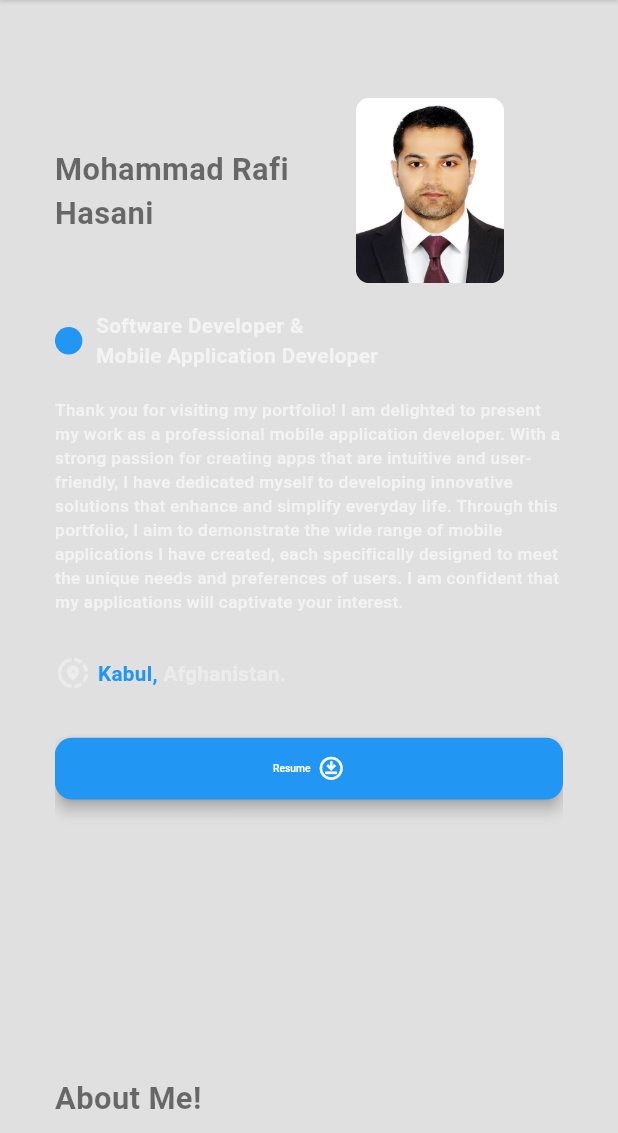
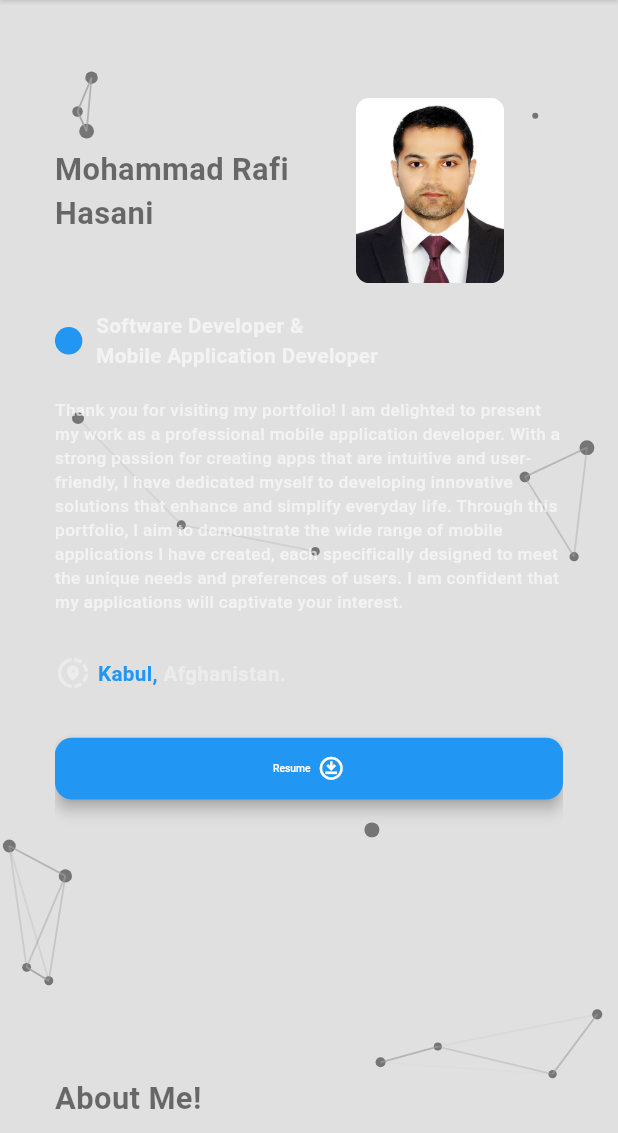
Before and after one commit to RafiHasani/PortfolioProject, a Flutter app: the screen it shows after launch, on a phone screen of 412 x 824 dp, the part 103-1236 px from its top. Run offline on Flutter 3.47's test engine with Material 3 defaults, Android fonts, the phone set to English and light mode, and no system bars; our stand-ins replace countup, flutter_screenutil, get, responsive_builder, smooth_page_indicator; project files that could hold a hidden picture were left out.

Commit message:
some updates added
some updates added

```diff
--- a/lib/screens/mobile_view/mobile_container.dart
+++ b/lib/screens/mobile_view/mobile_container.dart
@@ -10,6 +10,7 @@ import 'package:portfolioproject/screens/mobile_view/views/myskills_view_mobile.
 import 'package:portfolioproject/widgets/bottombar.dart';
 import 'package:portfolioproject/widgets/centeredview.dart';
 import 'package:portfolioproject/widgets/navbar_mobile.dart';
+import 'package:portfolioproject/widgets/sparkals_animation_container.dart';
 
 class HomePageMobile extends StatelessWidget {
   HomePageMobile({super.key});
@@ -147,7 +148,7 @@ class HomePageMobile extends StatelessWidget {
                     ),
                     trailing: Switch(
                         trackColor: WidgetStateProperty.all(Colors.black38),
-                        activeColor: Colors.green.withValues(alpha: 0.4),
+                        activeThumbColor: Colors.green.withValues(alpha: 0.4),
                         activeThumbImage:
                             const AssetImage('assets/images/night.png'),
                         inactiveThumbImage:
@@ -164,7 +165,9 @@ class HomePageMobile extends StatelessWidget {
               ),
             ),
           ),
-          body: CenteredView(
+          body: Stack(children: [
+            SparkleSpiderAnimation(),
+            CenteredView(
               child: Row(
                 children: [
                   Expanded(
@@ -191,6 +194,7 @@ class HomePageMobile extends StatelessWidget {
                 ],
               ),
             ),
+          ]),
           floatingActionButton: homeController.pageIndex > 2
               ? Padding(
                   padding: EdgeInsetsDirectional.only(
```
Also changed, not shown: 1 other file. Lines whose indentation alone changed are shown as unchanged.
